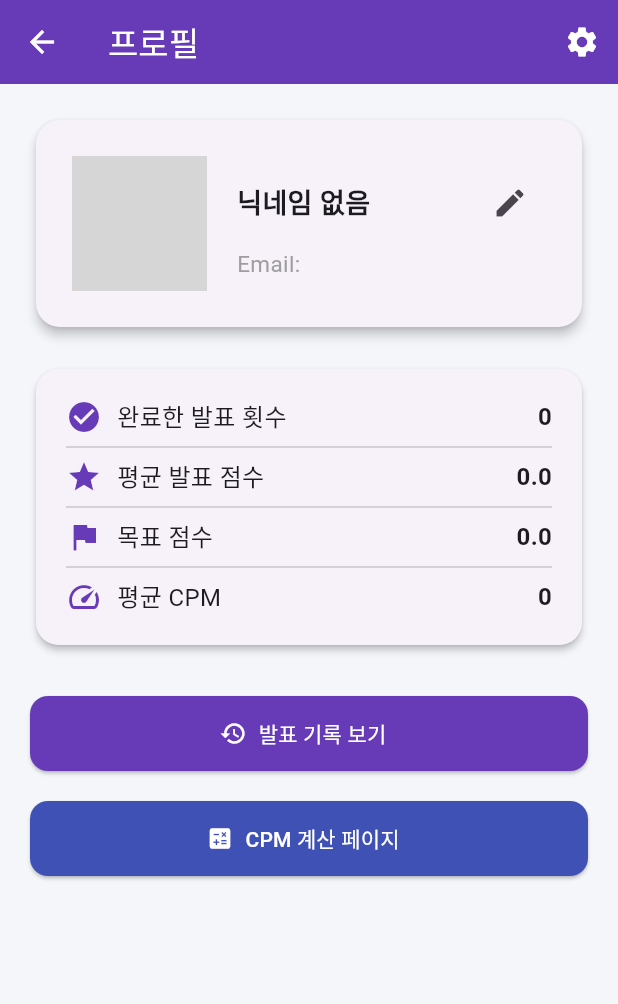
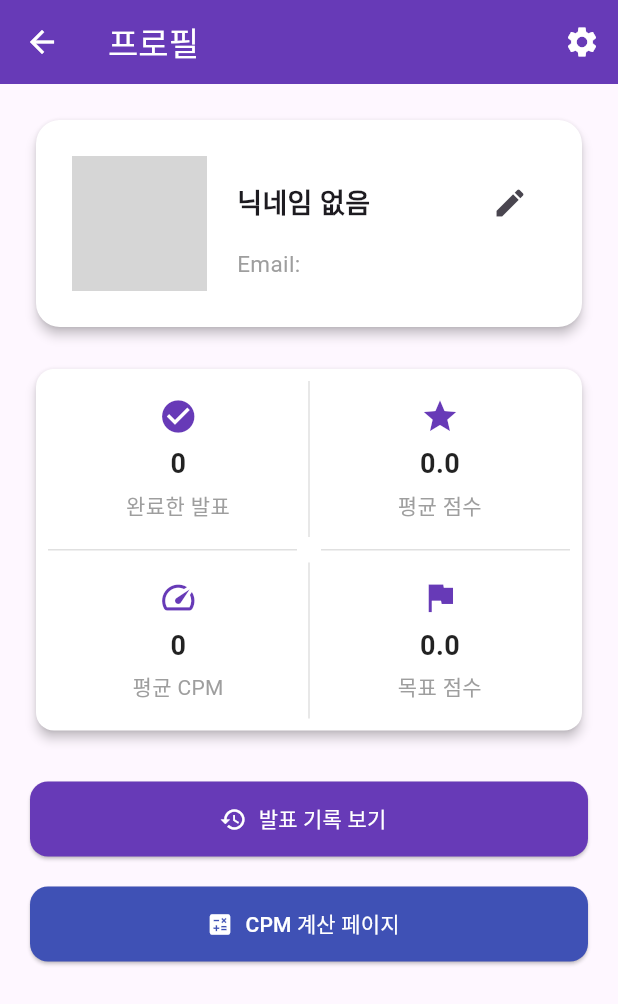
Before and after one commit to IngyoKim/TalkPilot, a Flutter app: the ProfilePage screen opened directly, on a phone screen of 412 x 824 dp. Shown: the top 1004 px of the screen. Run offline on Flutter 3.47's test engine with Material 3 defaults, Android fonts, the phone set to English and light mode, and no system bars; our stand-ins replace file_picker, firebase_auth, firebase_core, firebase_database, flutter_dotenv, fluttertoast and 5 more; missing offline and left inert: kakao_flutter_sdk_common, kakao_flutter_sdk_user; accounts and stored records are empty; generated files the repository leaves out were written again; network calls fail; grey boxes are pictures that could not be loaded.

Commit message:
design: 프로필 페이지 디자인 변경 및 프로필 배경 통일화
- 프로필 페이지 세부 사항 가독성 증가
- 프로필 페이지 배경 색 통일화

```diff
--- a/app/lib/src/pages/profile_page/profile_page.dart
+++ b/app/lib/src/pages/profile_page/profile_page.dart
@@ -1,4 +1,3 @@
-// profile_page.dart
 import 'package:flutter/material.dart';
 import 'package:provider/provider.dart';
 
@@ -8,12 +7,10 @@ import 'package:talk_pilot/src/components/toast_message.dart';
 
 import 'package:talk_pilot/src/pages/profile_page/cpm_calculate_page.dart';
 import 'package:talk_pilot/src/pages/profile_page/widgets/profile_card.dart';
-import 'package:talk_pilot/src/pages/profile_page/widgets/stats_card.dart';
 import 'package:talk_pilot/src/pages/profile_page/widgets/profile_drawer.dart';
 
-import 'presentation_history_page.dart'; // 새 페이지 import
+import 'presentation_history_page.dart';
 
-// ignore_for_file: use_build_context_synchronously
 class ProfilePage extends StatefulWidget {
   const ProfilePage({super.key});
 
@@ -47,7 +44,6 @@ class _ProfilePageState extends State<ProfilePage> {
 
     return Scaffold(
       key: _scaffoldKey,
-      backgroundColor: const Color(0xFFF5F6FA),
       appBar: AppBar(
         backgroundColor: Colors.deepPurple,
         title: const Text('프로필', style: TextStyle(color: Colors.white)),
@@ -100,8 +96,8 @@ class _ProfilePageState extends State<ProfilePage> {
               },
             ),
             const SizedBox(height: 20),
-            StatsCard(
-              presentationCount:
+            StatsSummaryCard(
+              completedCount:
                   userModel?.projectIds?.values
                       .where((v) => v == 'Completed')
                       .length ??
@@ -166,3 +162,148 @@ class _ProfilePageState extends State<ProfilePage> {
     );
   }
 }
+
+class StatsSummaryCard extends StatelessWidget {
+  final int completedCount;
+  final double averageScore;
+  final int averageCPM;
+  final double targetScore;
+
+  const StatsSummaryCard({
+    super.key,
+    required this.completedCount,
+    required this.averageScore,
+    required this.averageCPM,
+    required this.targetScore,
+  });
+
+  @override
+  Widget build(BuildContext context) {
+    return Card(
+      color: Colors.white,
+      elevation: 3,
+      shape: RoundedRectangleBorder(borderRadius: BorderRadius.circular(12)),
+      child: Padding(
+        padding: const EdgeInsets.symmetric(vertical: 8, horizontal: 8),
+        child: Column(
+          children: [
+            SizedBox(
+              height: 104,
+              child: Row(
+                children: [
+                  Expanded(
+                    child: _StatItem(
+                      icon: Icons.check_circle,
+                      value: '$completedCount',
+                      label: '완료한 발표',
+                    ),
+                  ),
+                  Container(
+                    width: 1,
+                    height: double.infinity,
+                    color: Colors.grey.shade300,
+                  ),
+                  Expanded(
+                    child: _StatItem(
+                      icon: Icons.star,
+                      value: averageScore.toStringAsFixed(1),
+                      label: '평균 점수',
+                    ),
+                  ),
+                ],
+              ),
+            ),
+            const SizedBox(height: 8),
+            Row(
+              children: [
+                Expanded(
+                  child: Container(
+                    height: 1,
+                    color: Colors.grey.shade300,
+                    margin: const EdgeInsets.only(right: 4),
+                  ),
+                ),
+                const SizedBox(width: 8),
+                Expanded(
+                  child: Container(
+                    height: 1,
+                    color: Colors.grey.shade300,
+                    margin: const EdgeInsets.only(left: 4),
+                  ),
+                ),
+              ],
+            ),
+            const SizedBox(height: 8),
+            SizedBox(
+              height: 104,
+              child: Row(
+                children: [
+                  Expanded(
+                    child: _StatItem(
+                      icon: Icons.speed,
+                      value: '$averageCPM',
+                      label: '평균 CPM',
+                    ),
+                  ),
+                  Container(
+                    width: 1,
+                    height: double.infinity,
+                    color: Colors.grey.shade300,
+                  ),
+                  Expanded(
+                    child: _StatItem(
+                      icon: Icons.flag,
+                      value: targetScore.toStringAsFixed(1),
+                      label: '목표 점수',
+                    ),
+                  ),
+                ],
+              ),
+            ),
+          ],
+        ),
+      ),
+    );
+  }
+}
+
+
+class _StatItem extends StatelessWidget {
+  final IconData icon;
+  final String value;
+  final String label;
+
+  const _StatItem({
+    required this.icon,
+    required this.value,
+    required this.label,
+  });
+
+  @override
+  Widget build(BuildContext context) {
+    return Column(
+      mainAxisSize: MainAxisSize.min,
+      children: [
+        Icon(icon, size: 26, color: Colors.deepPurple), // 아이콘 키움
+        const SizedBox(height: 6),
+        Text(
+          value,
+          style: const TextStyle(
+            fontSize: 18,
+            fontWeight: FontWeight.bold,
+            color: Colors.black87,
+          ),
+        ),
+        const SizedBox(height: 4),
+        Text(
+          label,
+          style: const TextStyle(
+            fontSize: 14,
+            color: Colors.grey,
+          ),
+          textAlign: TextAlign.center,
+        ),
+      ],
+    );
+  }
+}
--- a/app/lib/src/pages/profile_page/widgets/profile_card.dart
+++ b/app/lib/src/pages/profile_page/widgets/profile_card.dart
@@ -23,6 +23,7 @@ class ProfileCard extends StatelessWidget {
   @override
   Widget build(BuildContext context) {
     return Card(
+      color: Colors.white,
       shape: RoundedRectangleBorder(borderRadius: BorderRadius.circular(16)),
       elevation: 3,
       child: Padding(
```
